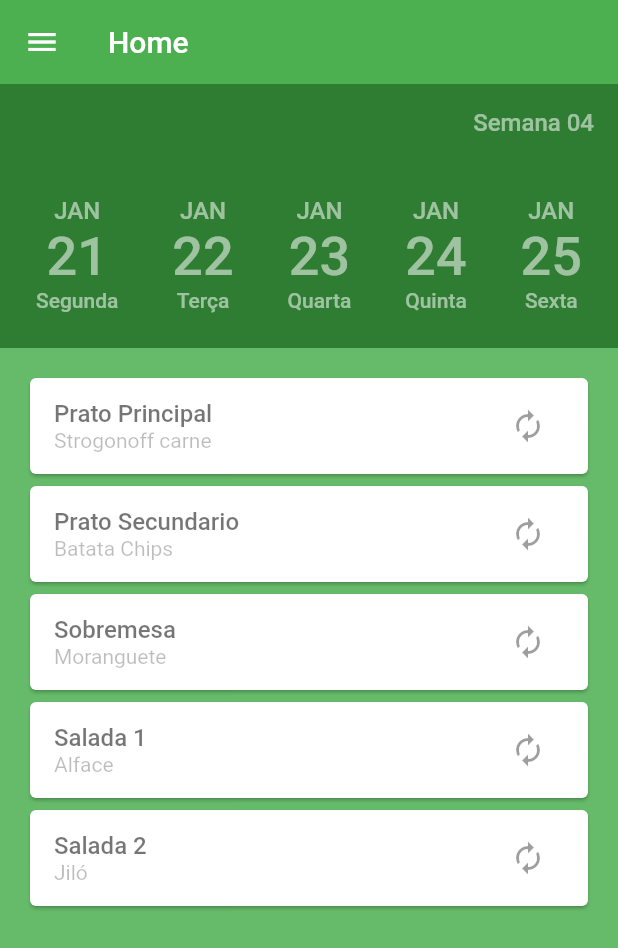
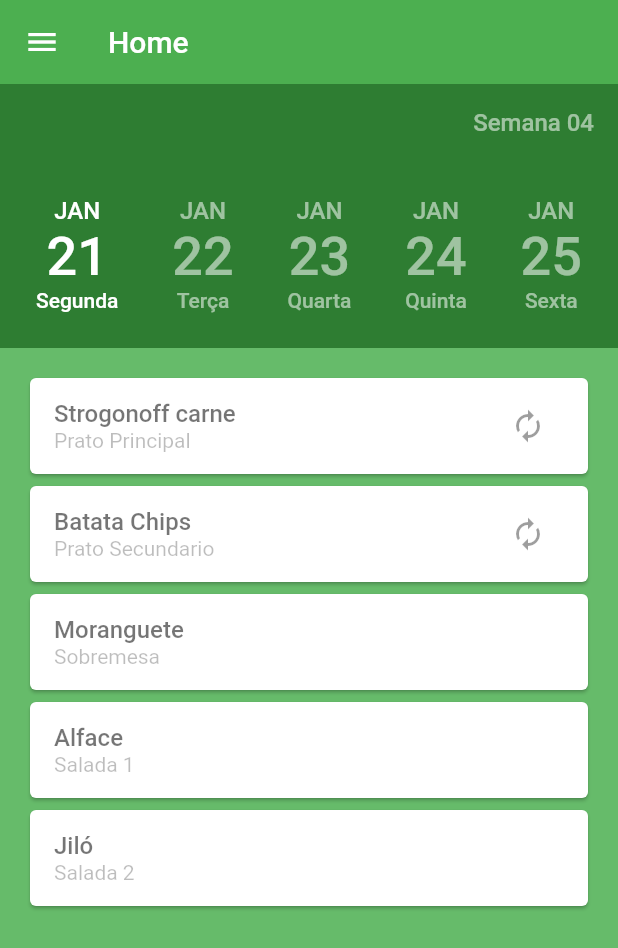
Before and after one commit to BR-Flutter/gf-troca-almoco, a Flutter app: the screen it shows after launch, on a phone screen of 412 x 824 dp. Shown: the top 948 px of the screen. Run offline on Flutter 3.47's test engine with Material 2 defaults, Android fonts, the phone set to English and light mode, and no system bars; our stand-ins replace rxdart.

Commit message:
Finalizando animação do header

```diff
--- a/lib/pages/home/header.widget.dart
+++ b/lib/pages/home/header.widget.dart
@@ -60,7 +60,7 @@ class _DayWeekState extends State<DayWeek> with TickerProviderStateMixin {
   @override
   void initState() {
     animation = new AnimationController(
-        duration: Duration(milliseconds: 280), vsync: this);
+        duration: Duration(milliseconds: 480), vsync: this);
     increaseAnimationColor =
         new ColorTween(begin: Colors.white54, end: Colors.white)
             .animate(animation)
@@ -88,10 +88,35 @@ class _DayWeekState extends State<DayWeek> with TickerProviderStateMixin {
                   BoxDecoration(borderRadius: BorderRadius.circular(16.0)),
               child: StreamBuilder(
                   builder: (BuildContext context, AsyncSnapshot snapshotPage) {
-                    print('re-build');
+                    if (this.widget.page == snapshotPage.data) {
+                      animation.forward();
                       return StreamBuilder(
                         builder: (BuildContext context,
                             AsyncSnapshot snapshotAnimaton) {
+                          return Column(
+                            children: <Widget>[
+                              Text(this.widget.day.mes,
+                                  style: TextStyle(
+                                      fontSize: 16.0,
+                                      color: snapshotAnimaton.data,
+                                      fontWeight: FontWeight.w500)),
+                              Text(this.widget.day.numeroDia.toString(),
+                                  style: TextStyle(
+                                      fontSize: 36.0,
+                                      color: snapshotAnimaton.data)),
+                              Text(
+                                this.widget.day.nomeDia,
+                                style: TextStyle(
+                                    fontSize: 14.0,
+                                    color: snapshotAnimaton.data,
+                                    fontWeight: FontWeight.w500),
+                              ),
+                            ],
+                          );
+                        },
+                        stream: this.widget.bloc.color,
+                      );
+                    } else {
                       return Column(
                         children: <Widget>[
                           Text(this.widget.day.mes,
@@ -102,8 +127,7 @@ class _DayWeekState extends State<DayWeek> with TickerProviderStateMixin {
                               style: Theme.of(context).textTheme.body2),
                         ],
                       );
-                      },
-                    );
+                    }
                   },
                   stream: this.widget.bloc.currentPage,
                   initialData: 0),
--- a/lib/pages/home/home.bloc.dart
+++ b/lib/pages/home/home.bloc.dart
@@ -13,7 +13,6 @@ class HomeBloc {
   Stream<Color> get color => _colorAnimationController.stream;
 
   setColor(Color value) {
-    print('setColor ${value}');
     _colorAnimationController.sink.add(value);
   }
 
@@ -27,9 +26,9 @@ class HomeBloc {
       'dish': [
         {'type': 1, 'name': 'Strogonoff carne', 'swap': true},
         {'type': 2, 'name': 'Batata Chips', 'swap': true},
-        {'type': 3, 'name': 'Moranguete', 'swap': true},
-        {'type': 4, 'name': 'Alface', 'swap': true},
-        {'type': 5, 'name': 'Jiló', 'swap': true}
+        {'type': 3, 'name': 'Moranguete', 'swap': false},
+        {'type': 4, 'name': 'Alface', 'swap': false},
+        {'type': 5, 'name': 'Jiló', 'swap': false}
       ]
     },
     {
@@ -39,7 +38,7 @@ class HomeBloc {
       'dish': [
         {'type': 1, 'name': 'Strogonoff carne', 'swap': true},
         {'type': 2, 'name': 'Batata Chips', 'swap': false},
-        {'type': 3, 'name': 'Moranguete', 'swap': false},
+        {'type': 3, 'name': 'Fruta', 'swap': false},
         {'type': 4, 'name': 'Alface', 'swap': false},
         {'type': 5, 'name': 'Jiló', 'swap': false}
       ]
@@ -90,7 +89,6 @@ class HomeBloc {
   }
 
   void setPage(page) {
-    print(page);
     _currentPage = page;
     _currentPageController.add(_currentPage);
   }
--- a/lib/pages/home/home.model.dart
+++ b/lib/pages/home/home.model.dart
@@ -34,7 +34,6 @@ class Dish extends Object {
   Dish(this.type, this.name, this.swap);
 
   Dish.fromJSON(Map<dynamic, dynamic> json) {
-    print(json);
     type = json['type'];
     name = json['name'];
     swap = json['swap'];
--- a/lib/pages/home/home.page.dart
+++ b/lib/pages/home/home.page.dart
@@ -94,9 +94,9 @@ class _HomePageState extends State<HomePage> {
               Column(
                 crossAxisAlignment: CrossAxisAlignment.start,
                 children: <Widget>[
-                  Text(_dishType(dish.type),
+                  Text(dish.name,
                       style: Theme.of(context).textTheme.display1),
-                  Text(dish.name, style: Theme.of(context).textTheme.display2),
+                  Text(_dishType(dish.type), style: Theme.of(context).textTheme.display2),
                 ],
               ),
               _dishSwap(dish.swap)
```
Lines whose indentation alone changed are shown as unchanged.
